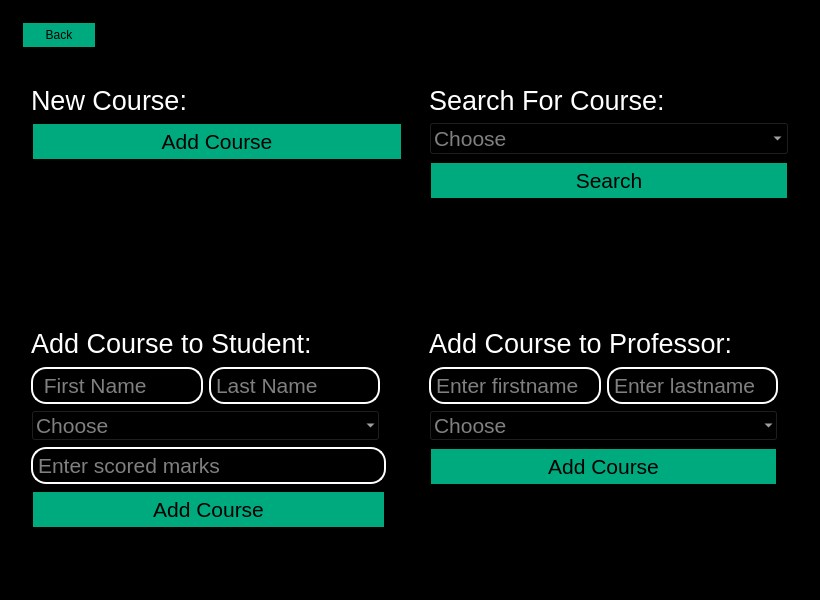
Old version of the form dialog.ui in the repository mohandemadx/Educational_Management_System.
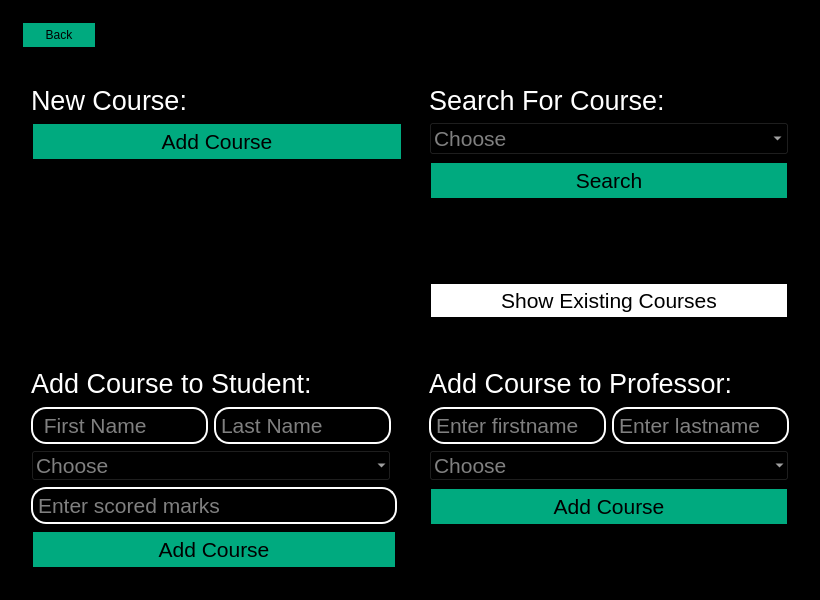
New version of the form. The open tabs and pages were chosen to show the change. Icons and pictures are not drawn.

Diff of the .ui file:
```diff
--- a/dialog.ui
+++ b/dialog.ui
@@ -32,7 +32,7 @@
       <enum>QFrame::StyledPanel</enum>
      </property>
      <property name="currentIndex">
-      <number>11</number>
+      <number>1</number>
      </property>
      <widget class="QWidget" name="Loginpage">
       <layout class="QGridLayout" name="gridLayout_4">
@@ -553,7 +553,7 @@
           </widget>
          </item>
          <item row="0" column="1" colspan="2">
-          <widget class="QPushButton" name="pushButton_24">
+          <widget class="QPushButton" name="infoButton">
            <property name="sizePolicy">
             <sizepolicy hsizetype="Fixed" vsizetype="Fixed">
              <horstretch>0</horstretch>
@@ -1819,6 +1819,33 @@
          </property>
         </spacer>
        </item>
+       <item row="1" column="0" colspan="2">
+        <widget class="QPushButton" name="pushButton_9">
+         <property name="sizePolicy">
+          <sizepolicy hsizetype="Fixed" vsizetype="Fixed">
+           <horstretch>0</horstretch>
+           <verstretch>0</verstretch>
+          </sizepolicy>
+         </property>
+         <property name="minimumSize">
+          <size>
+           <width>76</width>
+           <height>0</height>
+          </size>
+         </property>
+         <property name="styleSheet">
+          <string notr="true">color: rgb(0, 0, 0);
+background-color: rgb(0, 170, 127);
+border-width: 2px;        
+  border-style: solid;
+  border-radius: 15px;
+  padding:5px;</string>
+         </property>
+         <property name="text">
+          <string>Back</string>
+         </property>
+        </widget>
+       </item>
        <item row="3" column="1">
         <widget class="QFrame" name="frame_3">
          <property name="frameShape">
@@ -1828,6 +1855,19 @@
           <enum>QFrame::Sunken</enum>
          </property>
          <layout class="QGridLayout" name="gridLayout_19">
+          <item row="3" column="0">
+           <spacer name="verticalSpacer_21">
+            <property name="orientation">
+             <enum>Qt::Vertical</enum>
+            </property>
+            <property name="sizeHint" stdset="0">
+             <size>
+              <width>20</width>
+              <height>40</height>
+             </size>
+            </property>
+           </spacer>
+          </item>
           <item row="0" column="0" colspan="2">
            <widget class="QLabel" name="label_48">
             <property name="font">
@@ -1846,7 +1886,7 @@
             </property>
            </widget>
           </item>
-          <item row="3" column="0">
+          <item row="7" column="0">
            <spacer name="verticalSpacer_6">
             <property name="orientation">
              <enum>Qt::Vertical</enum>
@@ -1859,6 +1899,26 @@
             </property>
            </spacer>
           </item>
+          <item row="6" column="0" colspan="2">
+           <widget class="QPushButton" name="pushButton_33">
+            <property name="font">
+             <font>
+              <pointsize>16</pointsize>
+             </font>
+            </property>
+            <property name="styleSheet">
+             <string notr="true">color: rgb(0, 0, 0);
+background-color: rgb(255, 255, 255);
+border-width: 2px;        
+  border-style: solid;
+  border-radius: 20px;
+  padding:4px;</string>
+            </property>
+            <property name="text">
+             <string>Show Existing Courses</string>
+            </property>
+           </widget>
+          </item>
           <item row="2" column="0" colspan="2">
            <widget class="QPushButton" name="pushButton_14">
             <property name="font">
@@ -1879,6 +1939,18 @@
             </property>
            </widget>
           </item>
+          <item row="5" column="0" colspan="2" alignment="Qt::AlignHCenter">
+           <widget class="QLabel" name="label_21">
+            <property name="font">
+             <font>
+              <pointsize>16</pointsize>
+             </font>
+            </property>
+            <property name="text">
+             <string>Or you can see all courses from here</string>
+            </property>
+           </widget>
+          </item>
           <item row="1" column="0" colspan="2">
            <widget class="QComboBox" name="comboBox_searchcourse">
             <property name="font">
@@ -1894,10 +1966,23 @@
             </property>
            </widget>
           </item>
+          <item row="4" column="0">
+           <spacer name="verticalSpacer_30">
+            <property name="orientation">
+             <enum>Qt::Vertical</enum>
+            </property>
+            <property name="sizeHint" stdset="0">
+             <size>
+              <width>20</width>
+              <height>40</height>
+             </size>
+            </property>
+           </spacer>
+          </item>
          </layout>
         </widget>
        </item>
-       <item row="5" column="0">
+       <item row="4" column="0">
         <widget class="QFrame" name="frame_5">
          <property name="frameShape">
           <enum>QFrame::StyledPanel</enum>
@@ -2018,19 +2103,6 @@
             </property>
            </widget>
           </item>
-          <item row="6" column="3">
-           <spacer name="horizontalSpacer_32">
-            <property name="orientation">
-             <enum>Qt::Horizontal</enum>
-            </property>
-            <property name="sizeHint" stdset="0">
-             <size>
-              <width>40</width>
-              <height>20</height>
-             </size>
-            </property>
-           </spacer>
-          </item>
           <item row="1" column="0">
            <spacer name="verticalSpacer_25">
             <property name="orientation">
@@ -2116,7 +2188,7 @@
               </property>
              </widget>
             </item>
-            <item row="3" column="0">
+            <item row="4" column="0">
              <spacer name="verticalSpacer_5">
               <property name="orientation">
                <enum>Qt::Vertical</enum>
@@ -2134,23 +2206,7 @@
          </layout>
         </widget>
        </item>
-       <item row="4" column="0">
-        <spacer name="verticalSpacer_26">
-         <property name="orientation">
-          <enum>Qt::Vertical</enum>
-         </property>
-         <property name="sizeType">
-          <enum>QSizePolicy::Fixed</enum>
-         </property>
-         <property name="sizeHint" stdset="0">
-          <size>
-           <width>20</width>
-           <height>4</height>
-          </size>
-         </property>
-        </spacer>
-       </item>
-       <item row="5" column="1">
+       <item row="4" column="1">
         <widget class="QFrame" name="frame_4">
          <property name="frameShape">
           <enum>QFrame::StyledPanel</enum>
@@ -2302,49 +2358,9 @@
             </property>
            </widget>
           </item>
-          <item row="2" column="2">
-           <spacer name="horizontalSpacer_77">
-            <property name="orientation">
-             <enum>Qt::Horizontal</enum>
-            </property>
-            <property name="sizeHint" stdset="0">
-             <size>
-              <width>40</width>
-              <height>20</height>
-             </size>
-            </property>
-           </spacer>
-          </item>
          </layout>
         </widget>
        </item>
-       <item row="1" column="0" colspan="2">
-        <widget class="QPushButton" name="pushButton_9">
-         <property name="sizePolicy">
-          <sizepolicy hsizetype="Fixed" vsizetype="Fixed">
-           <horstretch>0</horstretch>
-           <verstretch>0</verstretch>
-          </sizepolicy>
-         </property>
-         <property name="minimumSize">
-          <size>
-           <width>76</width>
-           <height>0</height>
-          </size>
-         </property>
-         <property name="styleSheet">
-          <string notr="true">color: rgb(0, 0, 0);
-background-color: rgb(0, 170, 127);
-border-width: 2px;        
-  border-style: solid;
-  border-radius: 15px;
-  padding:5px;</string>
-         </property>
-         <property name="text">
-          <string>Back</string>
-         </property>
-        </widget>
-       </item>
       </layout>
      </widget>
      <widget class="QWidget" name="page_9">
```
Left out of the diff: 2 changed lines with no effect on the pictures.
